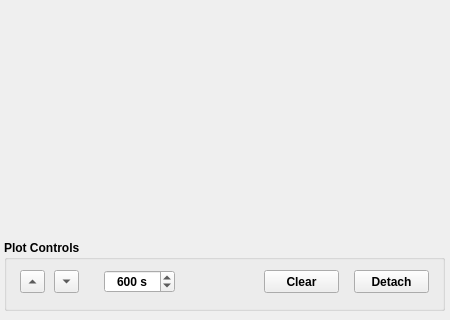
Before: the Qt Designer form commonsrc/stripframetriple.ui in hancse/powermeter, drawn with Qt 5; both pictures show x 0 to 450 and y 280 to 600 of the 450 by 600 pixel window.
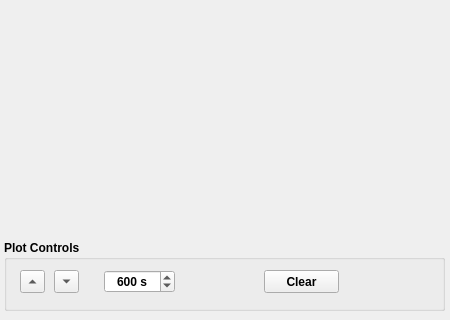
After: the same form once the commit is applied.

Commit message: Plotting of deif data in stripframetriple

```diff
--- a/commonsrc/stripframetriple.ui
+++ b/commonsrc/stripframetriple.ui
@@ -31,22 +31,6 @@
    <property name="title">
     <string>Plot Controls</string>
    </property>
-   <widget class="QPushButton" name="btnDetach">
-    <property name="geometry">
-     <rect>
-      <x>350</x>
-      <y>30</y>
-      <width>75</width>
-      <height>23</height>
-     </rect>
-    </property>
-    <property name="text">
-     <string>Detach</string>
-    </property>
-    <property name="checkable">
-     <bool>true</bool>
-    </property>
-   </widget>
    <widget class="QPushButton" name="btnClear">
     <property name="geometry">
      <rect>
```
The commit also changes 6 other files.
